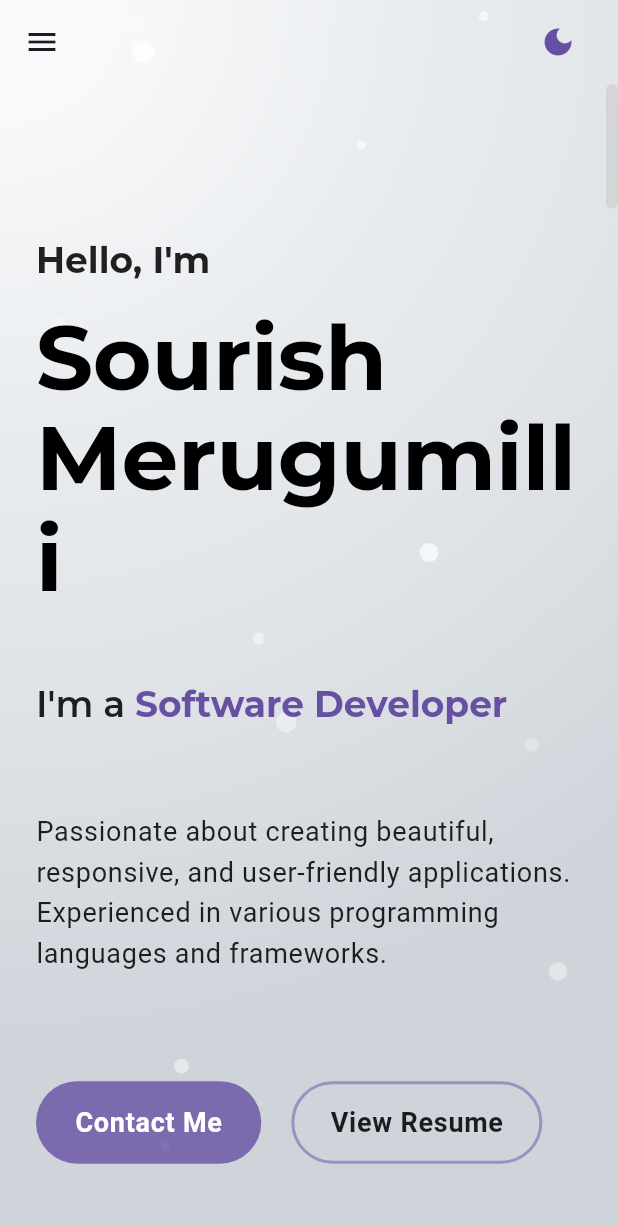
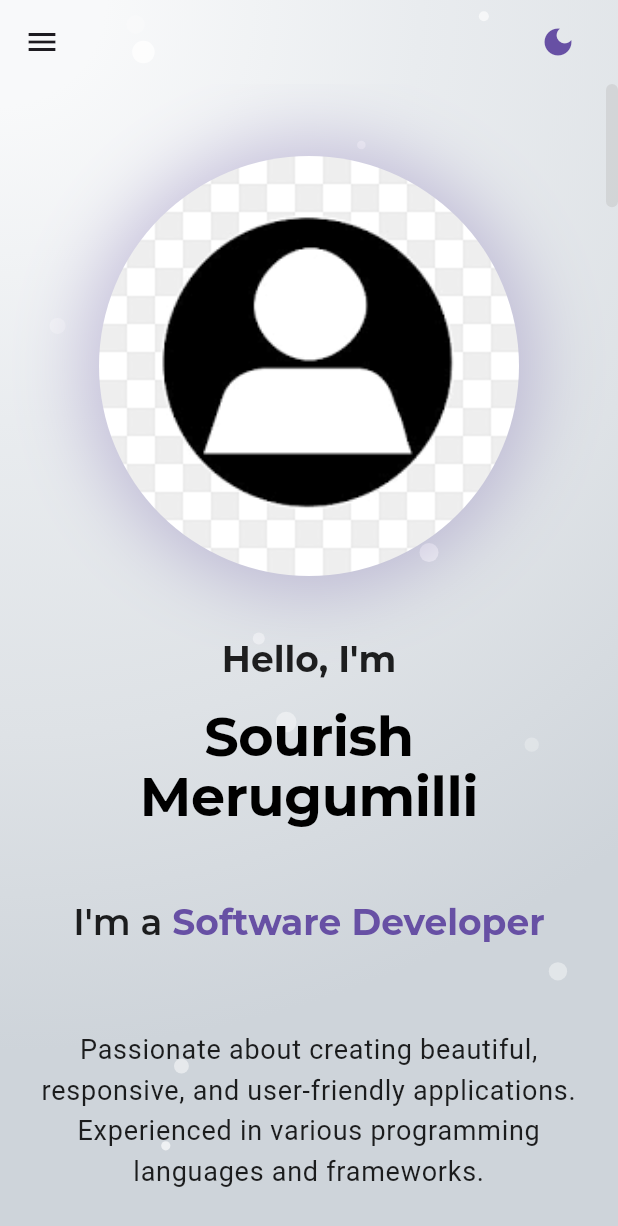
Before and after one commit to Sourish2003/online_portfolio, a Flutter app: the screen it shows after launch, on a phone screen of 412 x 824 dp. Shown: the top 1226 px of the screen. Run offline on Flutter 3.47's test engine with Material 3 defaults, Android fonts, the phone set to English and light mode, and no system bars; drawn by our look-alikes of animated_text_kit; our stand-ins replace flutter_animate, flutter_staggered_animations, font_awesome_flutter, google_fonts, responsive_framework.

Commit message:
Fix mobile profile display and navigation gaps
- Mobile layout: Show profile image at top with centered content below
  instead of hiding profile image completely on mobile devices

- Navigation coverage: Fix missing navigation in 451-800px range by
  implementing proper breakpoint logic:
  * 0-460px: Hamburger menu with drawer navigation
  * 461px+: Top navigation bar

- Adjust breakpoint from 450px to 460px to prevent navigation items
  from overflowing into theme toggle button

- Improve responsive design with separate desktop/mobile layout methods
  for better maintainability and user experience across all devices

```diff
--- a/lib/screens/home_screen.dart
+++ b/lib/screens/home_screen.dart
@@ -133,8 +133,9 @@ class _HomeScreenState extends State<HomeScreen> {
   @override
   Widget build(BuildContext context) {
     final theme = Theme.of(context);
-    final isDesktop = ResponsiveBreakpoints.of(context).largerThan(TABLET);
-    final isMobile = ResponsiveBreakpoints.of(context).equals(MOBILE);
+    final screenWidth = MediaQuery.of(context).size.width;
+    final isMobile = screenWidth <= 460; // Adjusted from 450 to 460
+    final isTabletOrDesktop = screenWidth > 460; // Show top bar for screens wider than 460px
 
     return CursorAnimation(
       defaultColor: theme.colorScheme.primary.withValues(alpha: 0.3),
@@ -158,7 +159,7 @@ class _HomeScreenState extends State<HomeScreen> {
           appBar: AppBar(
             backgroundColor: Colors.transparent,
             elevation: 0,
-            title: isDesktop
+            title: isTabletOrDesktop // Show navigation bar for screens wider than 460px
                 ? Row(
               mainAxisAlignment: MainAxisAlignment.center,
               children: List.generate(
@@ -182,7 +183,7 @@ class _HomeScreenState extends State<HomeScreen> {
               const SizedBox(width: 16),
             ],
           ),
-          drawer: isMobile
+          drawer: isMobile // Only show drawer for screens 460px and below
               ? Drawer(
             child: ListView(
               padding: EdgeInsets.zero,
@@ -202,6 +203,8 @@ class _HomeScreenState extends State<HomeScreen> {
                   _sections.length,
                       (index) => ListTile(
                     title: Text(_sections[index]),
+                    selected: _currentSection == index,
+                    selectedTileColor: theme.colorScheme.primary.withValues(alpha: 0.1),
                     onTap: () {
                       Navigator.pop(context);
                       _scrollToSection(index);
--- a/lib/screens/sections/hero_section.dart
+++ b/lib/screens/sections/hero_section.dart
@@ -59,58 +59,92 @@ class HeroSection extends StatelessWidget {
 
     return SimpleParallax(
       depth: 0.03, // Adjust this value to control parallax sensitivity
-      child: SizedBox(
-        height: MediaQuery.of(context).size.height * 0.9,
-        child: Row(
+      child: Container(
+        constraints: BoxConstraints(
+          minHeight: MediaQuery.of(context).size.height * 0.9,
+        ),
+        child: isDesktop
+            ? _buildDesktopLayout(context, theme, isMobile)
+            : _buildMobileLayout(context, theme, isMobile),
+      ),
+    );
+  }
+
+  Widget _buildDesktopLayout(BuildContext context, ThemeData theme, bool isMobile) {
+    return Row(
       mainAxisAlignment: MainAxisAlignment.center,
       crossAxisAlignment: CrossAxisAlignment.center,
       children: [
-            if (isDesktop) ...[
-              // Left Column with Image for desktop only
+        // Left Column with Image for desktop
         Expanded(
           flex: 1,
           child: Padding(
             padding: const EdgeInsets.only(right: 40.0),
-                  child: AnimatedOpacity(
+            child: _buildProfileImage(theme, 400.0),
+          ),
+        ),
+
+        // Right Column with Text
+        Expanded(
+          flex: 1,
+          child: _buildTextContent(context, theme, isMobile),
+        ),
+      ],
+    );
+  }
+
+  Widget _buildMobileLayout(BuildContext context, ThemeData theme, bool isMobile) {
+    return Column(
+      mainAxisAlignment: MainAxisAlignment.center,
+      crossAxisAlignment: CrossAxisAlignment.center,
+      children: [
+        // Profile Image at the top for mobile
+        Padding(
+          padding: const EdgeInsets.only(bottom: 40.0),
+          child: _buildProfileImage(theme, 280.0),
+        ),
+
+        // Text Content below the image
+        _buildTextContent(context, theme, isMobile, isColumn: true),
+      ],
+    );
+  }
+
+  Widget _buildProfileImage(ThemeData theme, double size) {
+    return AnimatedOpacity(
       duration: const Duration(seconds: 1),
       opacity: 1.0,
       child: Transform.translate(
         offset: const Offset(0, 0),
         child: Container(
-                        height: 400,
-                        width: 400,
+          height: size,
+          width: size,
           decoration: BoxDecoration(
             shape: BoxShape.circle,
             boxShadow: [
               BoxShadow(
-                              color: theme.colorScheme.primary
-                                  .withValues(alpha: 0.3),
+                color: theme.colorScheme.primary.withValues(alpha: 0.3),
                 blurRadius: 40.0,
                 spreadRadius: 10.0,
               ),
             ],
             image: const DecorationImage(
-                            image: AssetImage(
-                                'assets/images/profile_placeholder.png'),
+              image: AssetImage('assets/images/profile_placeholder.png'),
               fit: BoxFit.cover,
             ),
           ),
         ),
       ),
-                  ),
-                ),
-              ),
-            ],
+    );
+  }
 
-            // Right Column with Text
-            Expanded(
-              flex: isDesktop ? 1 : 2,
-              child: Column(
+  Widget _buildTextContent(BuildContext context, ThemeData theme, bool isMobile, {bool isColumn = false}) {
+    return Column(
       mainAxisAlignment: MainAxisAlignment.center,
-                crossAxisAlignment: CrossAxisAlignment.start,
+      crossAxisAlignment: isColumn ? CrossAxisAlignment.center : CrossAxisAlignment.start,
       children: [
         AnimatedRevealItems(
-                    crossAxisAlignment: CrossAxisAlignment.start,
+          crossAxisAlignment: isColumn ? CrossAxisAlignment.center : CrossAxisAlignment.start,
           staggerDelay: const Duration(milliseconds: 250),
           children: [
             Text(
@@ -119,15 +153,19 @@ class HeroSection extends StatelessWidget {
                 fontWeight: FontWeight.bold,
                 color: theme.textTheme.headlineMedium?.color,
               ),
+              textAlign: isColumn ? TextAlign.center : TextAlign.start,
             ),
             Text(
               'Sourish Merugumilli',
               style: theme.textTheme.displayLarge?.copyWith(
                 color: theme.textTheme.displayLarge?.color,
+                fontSize: isMobile ? 36 : null, // Smaller font size for mobile
               ),
+              textAlign: isColumn ? TextAlign.center : TextAlign.start,
             ),
             const SizedBox(height: 16),
             Row(
+              mainAxisAlignment: isColumn ? MainAxisAlignment.center : MainAxisAlignment.start,
               children: [
                 Text(
                   'I\'m a ',
@@ -168,10 +206,12 @@ class HeroSection extends StatelessWidget {
               child: Text(
                 'Passionate about creating beautiful, responsive, and user-friendly applications. Experienced in various programming languages and frameworks.',
                 style: theme.textTheme.bodyLarge,
+                textAlign: isColumn ? TextAlign.center : TextAlign.start,
               ),
             ),
             const SizedBox(height: 40),
             Row(
+              mainAxisAlignment: isColumn ? MainAxisAlignment.center : MainAxisAlignment.start,
               children: [
                 HeroButton(
                   title: 'Contact Me',
@@ -189,11 +229,6 @@ class HeroSection extends StatelessWidget {
           ],
         ),
       ],
-              ),
-            ),
-          ],
-        ),
-      ),
     );
   }
 }
```
Lines whose indentation alone changed are shown as unchanged.
